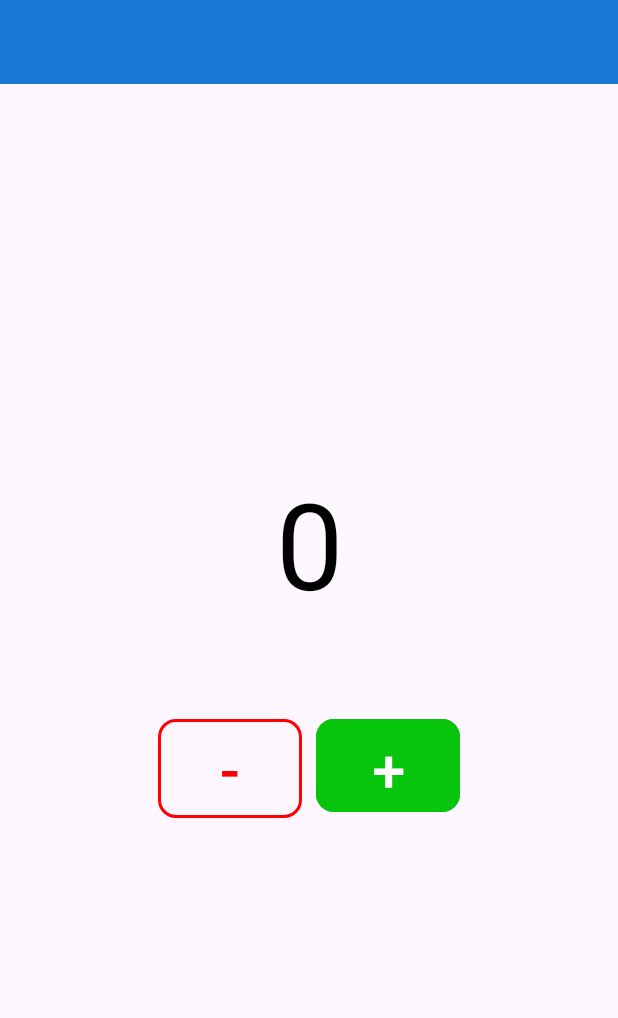
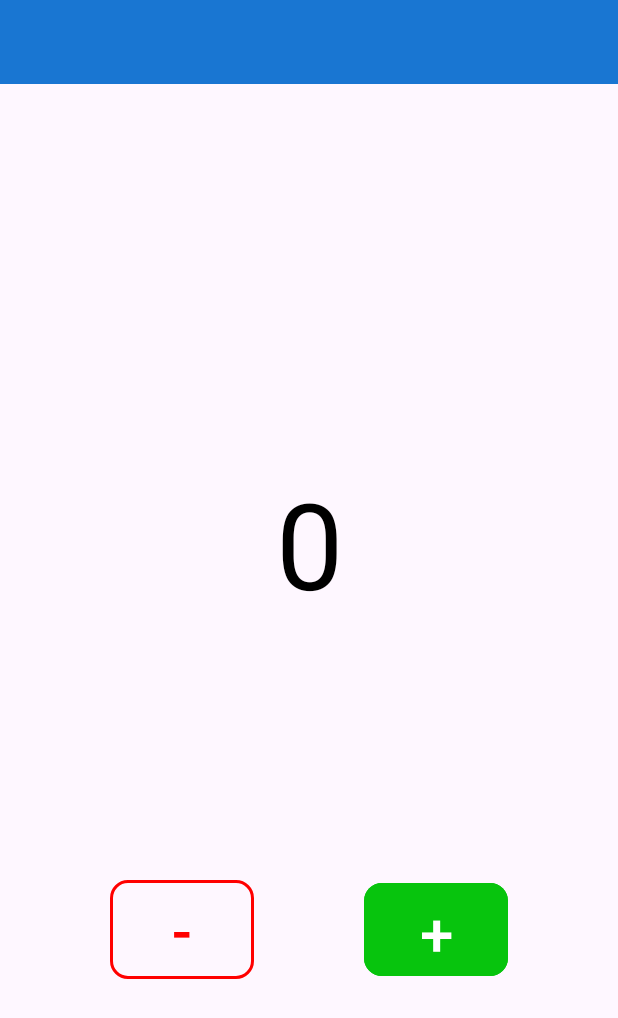
Before and after one commit to joaoluchetta/AppContador, an Android app: the layout activity_main.xml on its own in the app's theme, with its tools: preview values and no code run, on a phone screen of 412 x 824 dp. Shown: the top 1018 px of the screen. Run offline under Robolectric (Android 15) with nearby library versions, the phone set to English and light mode, and no system bars.

Commit message:
ADD viewBinding, organizacao das cores usadas na pasta colors, ADD snack no lugar do toast

```diff
--- a/app/build.gradle.kts
+++ b/app/build.gradle.kts
@@ -33,6 +33,9 @@ android {
     kotlinOptions {
         jvmTarget = "11"
     }
+    buildFeatures{
+        viewBinding = true
+    }
 }
 
 dependencies {
--- a/app/src/main/res/layout/activity_main.xml
+++ b/app/src/main/res/layout/activity_main.xml
@@ -12,7 +12,7 @@
         android:id="@+id/toolbar"
         android:layout_width="match_parent"
         android:layout_height="56dp"
-        android:background="#1976D2"
+        android:background="@color/blue"
         app:layout_constraintTop_toTopOf="parent"/>
 
     <TextView
@@ -34,12 +34,12 @@
         android:layout_height="70dp"
         android:text="@string/plus"
         android:textSize="40sp"
-        android:layout_marginTop="60dp"
-        android:backgroundTint="#07C40D"
+        android:backgroundTint="@color/green"
         app:cornerRadius="12dp"
         app:layout_constraintTop_toBottomOf="@+id/textContador"
-        app:layout_constraintStart_toStartOf="@+id/btnMinus"
-        app:layout_constraintEnd_toEndOf="parent" />
+        app:layout_constraintStart_toEndOf="@+id/btnMinus"
+        app:layout_constraintEnd_toEndOf="parent"
+        app:layout_constraintBottom_toBottomOf="parent"/>
 
     <Button
         android:id="@+id/btnMinus"
@@ -48,15 +48,15 @@
         android:text="@string/minus"
         android:layout_gravity="center"
         android:textSize="40sp"
-        android:layout_marginTop="60dp"
         android:backgroundTint="@android:color/transparent"
-        android:textColor="#FF0000"
+        android:textColor="@color/red"
         app:strokeWidth="2dp"
         app:cornerRadius="12dp"
-        app:strokeColor="#FF0000"
+        app:strokeColor="@color/red"
         app:layout_constraintTop_toBottomOf="@+id/textContador"
         app:layout_constraintStart_toStartOf="parent"
-        app:layout_constraintEnd_toEndOf="@+id/btnPlus"
+        app:layout_constraintEnd_toStartOf="@+id/btnPlus"
+        app:layout_constraintBottom_toBottomOf="parent"
          />
 
 </androidx.constraintlayout.widget.ConstraintLayout>
--- a/app/src/main/res/values/colors.xml
+++ b/app/src/main/res/values/colors.xml
@@ -2,4 +2,7 @@
 <resources>
     <color name="black">#FF000000</color>
     <color name="white">#FFFFFFFF</color>
+    <color name="blue">#1976D2</color>
+    <color name="green">#07C40D</color>
+    <color name="red">#FF0000</color>
 </resources>
```
Also changed, not shown: app/src/main/java/com/example/appteste/MainActivity.kt (+44 -12 lines).
